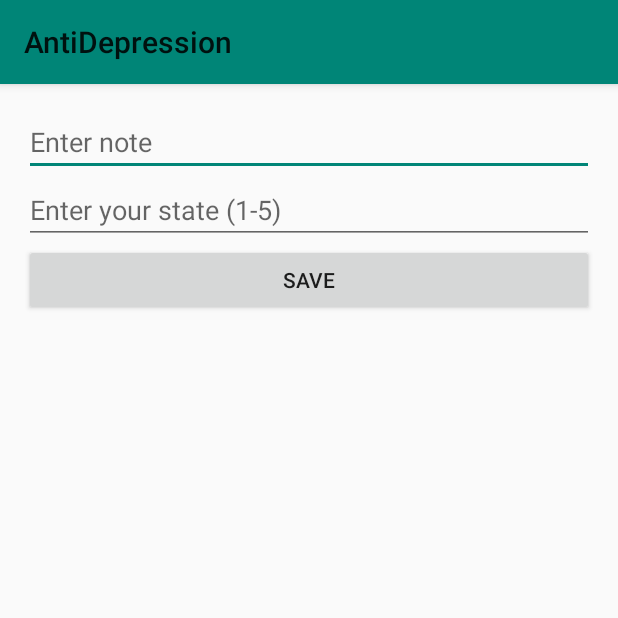
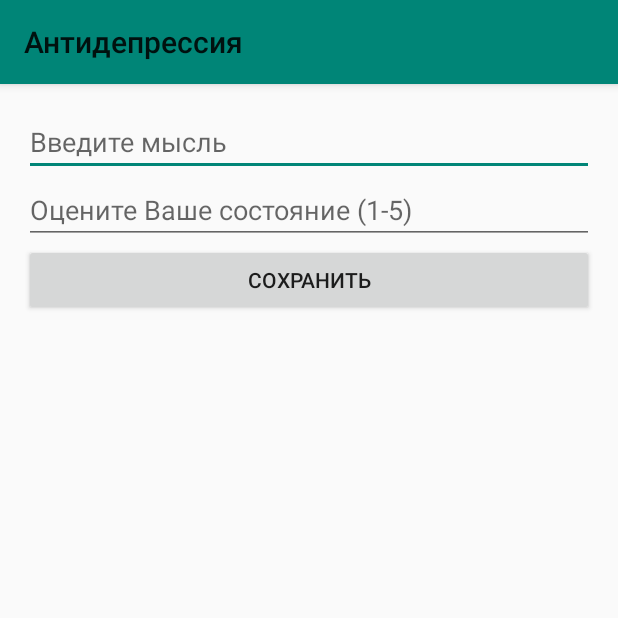
Before and after one commit to newpdv/antidepression, an Android app: the NoteActivity screen opened directly, with no data from a screen before it, on a phone screen of 412 x 824 dp, the top half of it. Run offline under Robolectric (Android 15) with nearby library versions, the phone set to English and light mode, and no system bars.

Commit message:
Notes interface refactoring

```diff
--- a/app/src/main/java/com/example/antidepression/NotesActivity.java
+++ b/app/src/main/java/com/example/antidepression/NotesActivity.java
@@ -60,7 +60,7 @@ public class NotesActivity extends AppCompatActivity {
         noteList.setAdapter(arrayAdapter);
         adapter.close();
     }
-    // по нажатию на кнопку запускаем NoteActivity для добавления данных
+
     public void add(View view){
         Intent intent = new Intent(this, NoteActivity.class);
         startActivity(intent);
--- a/app/src/main/res/layout/activity_note.xml
+++ b/app/src/main/res/layout/activity_note.xml
@@ -15,13 +15,13 @@
             android:id="@+id/text"
             android:layout_width="match_parent"
             android:layout_height="wrap_content"
-            android:hint="Enter note"/>
+            android:hint="@string/enter_note"/>
         <EditText
             android:id="@+id/state"
             android:layout_width="match_parent"
             android:layout_height="wrap_content"
             android:inputType="number"
-            android:hint="Enter your state (1-5)"/>
+            android:hint="@string/enter_state"/>
         <LinearLayout
             android:layout_width="match_parent"
             android:layout_height="wrap_content"
@@ -32,14 +32,14 @@
                 android:layout_width="0dp"
                 android:layout_weight="1"
                 android:layout_height="wrap_content"
-                android:text="Save"
+                android:text="@string/save"
                 android:onClick="save"/>
             <Button
                 android:id="@+id/deleteButton"
                 android:layout_width="0dp"
                 android:layout_weight="1"
                 android:layout_height="wrap_content"
-                android:text="Delete"
+                android:text="@string/delete"
                 android:onClick="delete"/>
         </LinearLayout>
     </LinearLayout>
--- a/app/src/main/res/layout/activity_notes.xml
+++ b/app/src/main/res/layout/activity_notes.xml
@@ -12,7 +12,7 @@
         android:layout_height="wrap_content"
         android:layout_marginTop="25dp"
         android:gravity="center_vertical|right"
-        android:text="Thought catalog"
+        android:text="@string/thought_catalog"
         android:textAlignment="center"
         android:textSize="32dp" />
 
@@ -31,7 +31,7 @@
     <Button
         android:layout_width="match_parent"
         android:layout_height="wrap_content"
-        android:text="Add"
+        android:text="@string/add"
         android:onClick="add"
         android:textSize="18sp"/>
 </LinearLayout>
--- a/app/src/main/res/values/strings.xml
+++ b/app/src/main/res/values/strings.xml
@@ -1,6 +1,11 @@
 <resources>
-    <string name="app_name">AntiDepression</string>
+    <string name="app_name">Антидепрессия</string>
     <string name="pleasure_therapy">Терапия удовольствием</string>
     <string name="delete">Удалить</string>
     <string name="remind_later">Напомнить позже</string>
+    <string name="enter_note">Введите мысль</string>
+    <string name="enter_state">Оцените Ваше состояние (1-5)</string>
+    <string name="save">Сохранить</string>
+    <string name="add">Добавить</string>
+    <string name="thought_catalog">Дневник мыслей</string>
 </resources>
```
Also changed, not shown: app/src/main/java/com/example/antidepression/NoteActivity.java (+3 -6 lines).
